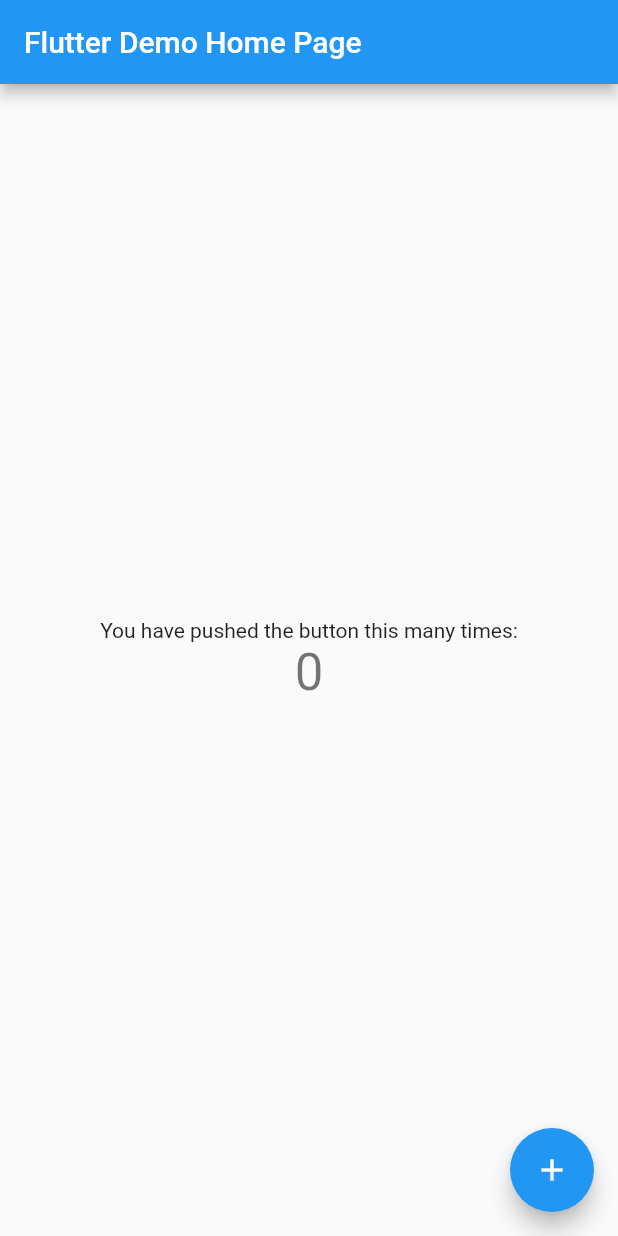
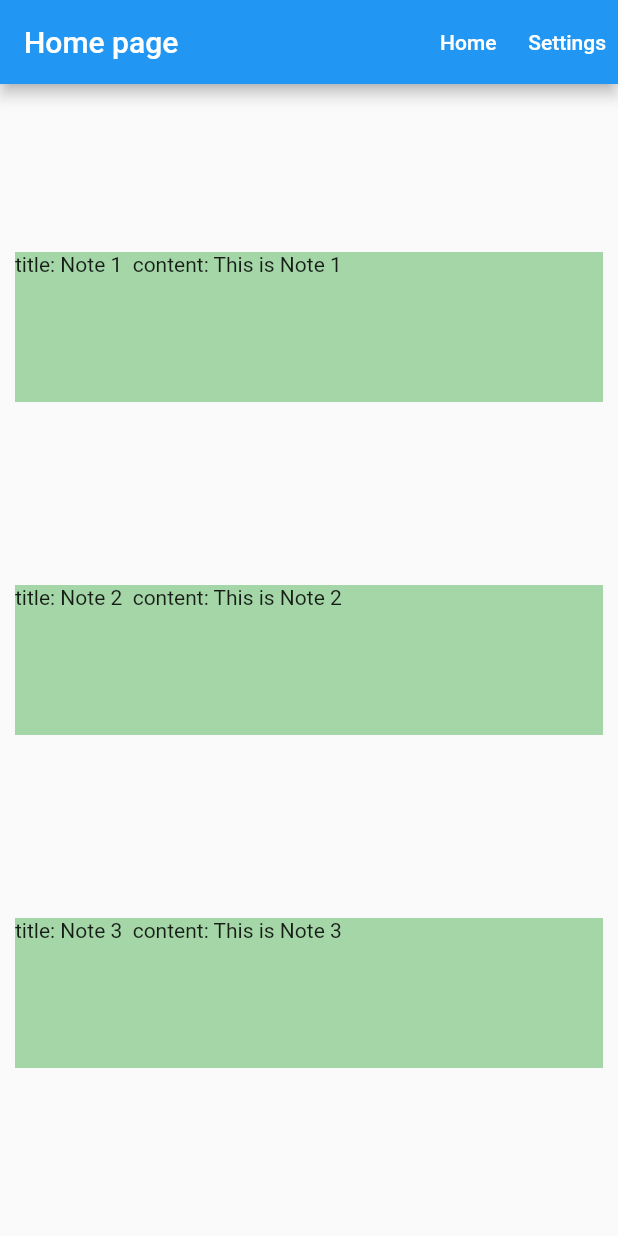
Before and after one commit to jimmytran005/at_notes, a Flutter app: the screen it shows after launch, on a phone screen of 412 x 824 dp. Run offline on Flutter 3.47's test engine with Material 2 defaults, Android fonts, the phone set to English and light mode, and no system bars.

Commit message:
used components, routings

```diff
--- /dev/null
+++ b/lib/components/note.dart
@@ -0,0 +1,24 @@
+import 'package:flutter/material.dart';
+
+// This class defines a component for a note
+class Note extends StatelessWidget {
+  // properties of Note
+  String? title;
+  String? content;
+
+  // contructor that will take in the title and the content of this note
+  Note(this.title, this.content, {Key? key}) : super(key: key);
+
+  @override
+  Widget build(BuildContext context) {
+    double width = MediaQuery.of(context).size.width;
+
+    return Padding(
+      padding: EdgeInsets.all(10.0),
+      child: Container(
+          child: Text('title: ${title}  content: ${content}'),
+          constraints: BoxConstraints(minWidth: width, minHeight: 100),
+          color: Colors.green[200]),
+    );
+  }
+}
--- a/lib/main.dart
+++ b/lib/main.dart
@@ -1,115 +1,26 @@
 import 'package:flutter/material.dart';
+import 'screens/home.dart';
+import 'screens/settings.dart';
 
-void main() {
-  runApp(const MyApp());
-}
+// entry point function
+void main() => runApp(MyApp());
 
 class MyApp extends StatelessWidget {
-  const MyApp({Key? key}) : super(key: key);
+  const MyApp();
 
-  // This widget is the root of your application.
   @override
   Widget build(BuildContext context) {
     return MaterialApp(
-      title: 'Flutter Demo',
-      theme: ThemeData(
-        // This is the theme of your application.
-        //
-        // Try running your application with "flutter run". You'll see the
-        // application has a blue toolbar. Then, without quitting the app, try
-        // changing the primarySwatch below to Colors.green and then invoke
-        // "hot reload" (press "r" in the console where you ran "flutter run",
-        // or simply save your changes to "hot reload" in a Flutter IDE).
-        // Notice that the counter didn't reset back to zero; the application
-        // is not restarted.
-        primarySwatch: Colors.blue,
-      ),
-      home: const MyHomePage(title: 'Flutter Demo Home Page'),
+      title: 'Named Routes Demo',
+      // Start the app with the "/" named route. In this case, the app starts
+      // on the FirstScreen widget.
+      initialRoute: '/',
+      routes: {
+        // When navigating to the "/" route, build the FirstScreen widget.
+        '/': (context) => HomePage(),
+        // When navigating to the "/second" route, build the SecondScreen widget.
+        '/settings': (context) => SettingsPage(),
+      },
     );
   }
 }
-
-class MyHomePage extends StatefulWidget {
-  const MyHomePage({Key? key, required this.title}) : super(key: key);
-
-  // This widget is the home page of your application. It is stateful, meaning
-  // that it has a State object (defined below) that contains fields that affect
-  // how it looks.
-
-  // This class is the configuration for the state. It holds the values (in this
-  // case the title) provided by the parent (in this case the App widget) and
-  // used by the build method of the State. Fields in a Widget subclass are
-  // always marked "final".
-
-  final String title;
-
-  @override
-  State<MyHomePage> createState() => _MyHomePageState();
-}
-
-class _MyHomePageState extends State<MyHomePage> {
-  int _counter = 0;
-
-  void _incrementCounter() {
-    setState(() {
-      // This call to setState tells the Flutter framework that something has
-      // changed in this State, which causes it to rerun the build method below
-      // so that the display can reflect the updated values. If we changed
-      // _counter without calling setState(), then the build method would not be
-      // called again, and so nothing would appear to happen.
-      _counter++;
-    });
-  }
-
-  @override
-  Widget build(BuildContext context) {
-    // This method is rerun every time setState is called, for instance as done
-    // by the _incrementCounter method above.
-    //
-    // The Flutter framework has been optimized to make rerunning build methods
-    // fast, so that you can just rebuild anything that needs updating rather
-    // than having to individually change instances of widgets.
-    return Scaffold(
-      appBar: AppBar(
-        // Here we take the value from the MyHomePage object that was created by
-        // the App.build method, and use it to set our appbar title.
-        title: Text(widget.title),
-      ),
-      body: Center(
-        // Center is a layout widget. It takes a single child and positions it
-        // in the middle of the parent.
-        child: Column(
-          // Column is also a layout widget. It takes a list of children and
-          // arranges them vertically. By default, it sizes itself to fit its
-          // children horizontally, and tries to be as tall as its parent.
-          //
-          // Invoke "debug painting" (press "p" in the console, choose the
-          // "Toggle Debug Paint" action from the Flutter Inspector in Android
-          // Studio, or the "Toggle Debug Paint" command in Visual Studio Code)
-          // to see the wireframe for each widget.
-          //
-          // Column has various properties to control how it sizes itself and
-          // how it positions its children. Here we use mainAxisAlignment to
-          // center the children vertically; the main axis here is the vertical
-          // axis because Columns are vertical (the cross axis would be
-          // horizontal).
-          mainAxisAlignment: MainAxisAlignment.center,
-          children: <Widget>[
-            const Text(
-              'You have pushed the button this many times:',
-            ),
-            Text(
-              '$_counter',
-              style: Theme.of(context).textTheme.headline4,
-            ),
-          ],
-        ),
-      ),
-      floatingActionButton: FloatingActionButton(
-        onPressed: _incrementCounter,
-        tooltip: 'Increment',
-        child: const Icon(Icons.add),
-      ), // This trailing comma makes auto-formatting nicer for build methods.
-    );
-  }
-}
--- /dev/null
+++ b/lib/screens/home.dart
@@ -0,0 +1,33 @@
+import 'package:flutter/material.dart';
+import 'package:at_notes/components/note.dart';
+
+class HomePage extends StatelessWidget {
+  @override
+  Widget build(BuildContext context) {
+    final ButtonStyle style =
+        TextButton.styleFrom(primary: Theme.of(context).colorScheme.onPrimary);
+    return Scaffold(
+        appBar: AppBar(title: Text('Home page'), actions: <Widget>[
+          TextButton(
+            style: style,
+            onPressed: () {},
+            child: const Text('Home'),
+          ),
+          TextButton(
+            style: style,
+            onPressed: () {
+              Navigator.pushNamed(context, '/settings');
+            },
+            child: const Text('Settings'),
+          )
+        ]),
+        body: Column(
+          mainAxisAlignment: MainAxisAlignment.spaceEvenly,
+          children: [
+            Note('Note 1', 'This is Note 1'),
+            Note('Note 2', 'This is Note 2'),
+            Note('Note 3', 'This is Note 3'),
+          ],
+        ));
+  }
+}
--- /dev/null
+++ b/lib/screens/settings.dart
@@ -0,0 +1,10 @@
+import 'package:flutter/material.dart';
+
+class SettingsPage extends StatelessWidget {
+  @override
+  Widget build(BuildContext context) {
+    return Scaffold(
+        appBar: AppBar(title: Text('Settings page')),
+        body: Text('Body of the settings page'));
+  }
+}
```
